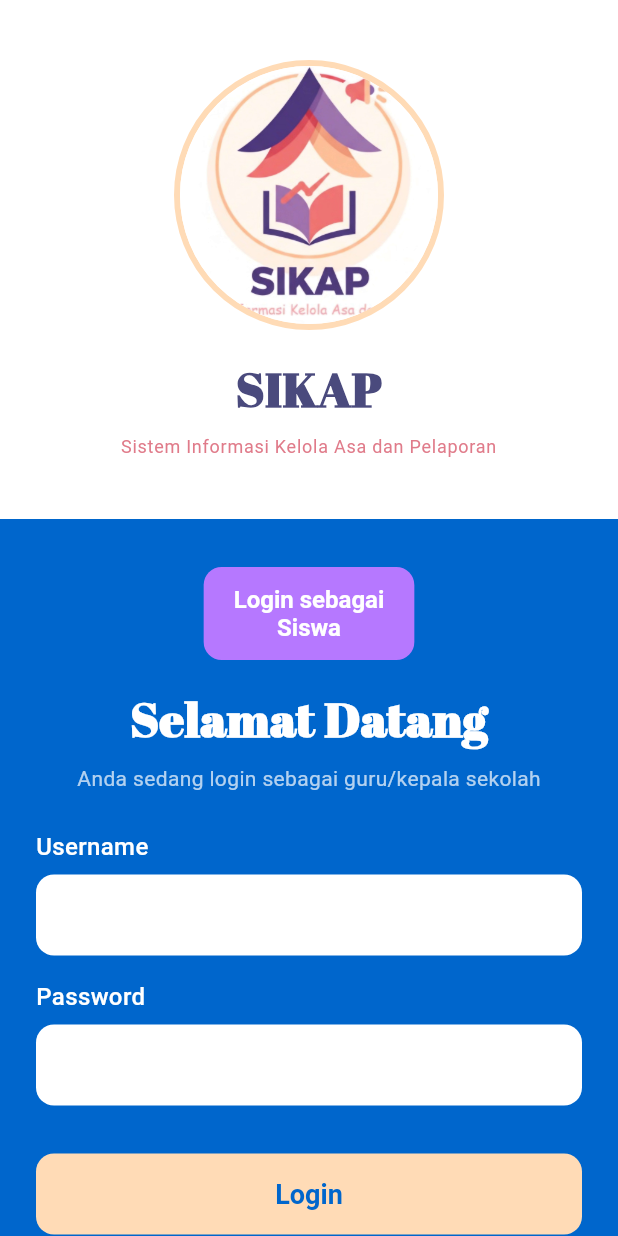
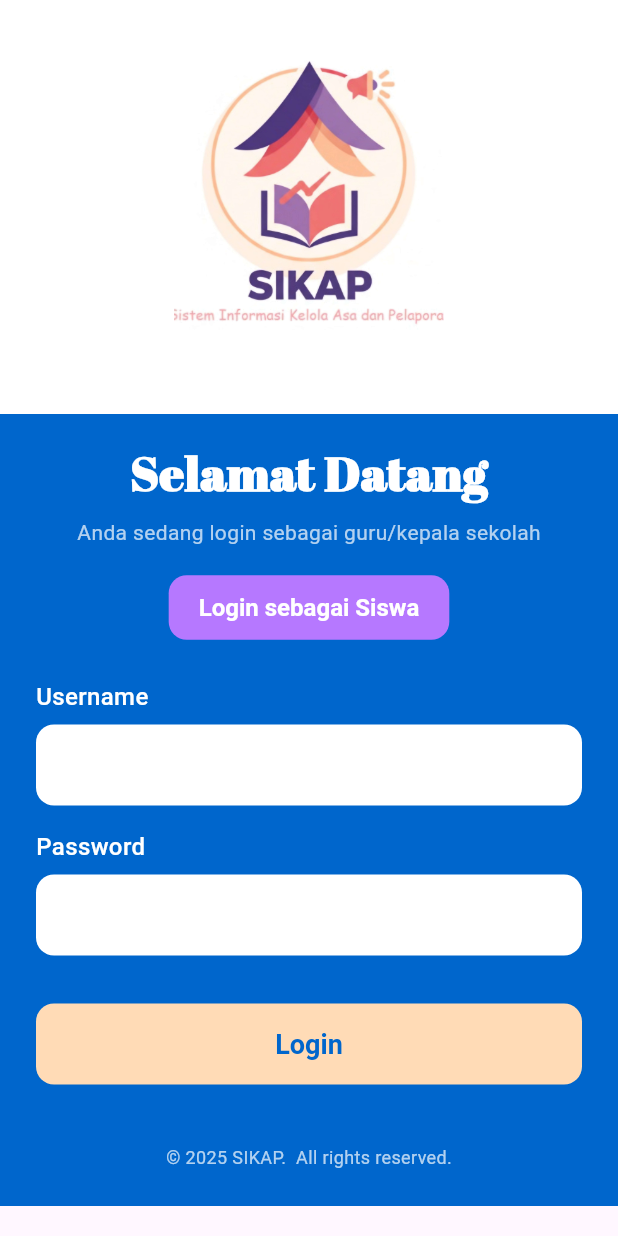
Before and after one commit to MBD-LIDM/SIKAP-frontend, a Flutter app: the screen it shows after launch, after a tap on an icon or button, on a phone screen of 412 x 824 dp. Run offline on Flutter 3.47's test engine with Material 3 defaults, Android fonts, the phone set to English and light mode, and no system bars; our stand-ins replace flutter_secure_storage, flutter_svg, google_fonts; missing offline and left inert: record; project files that could hold a hidden picture were left out.

Commit message:
Mengubah susunan tampilan login page

```diff
--- a/lib/features/authentication/presentation/pages/login_page.dart
+++ b/lib/features/authentication/presentation/pages/login_page.dart
@@ -107,39 +107,12 @@ class _LoginPageState extends State<LoginPage> {
                     Container(
                       width: 180,
                       height: 180,
-                      decoration: BoxDecoration(
-                        shape: BoxShape.circle,
-                        border: Border.all(
-                          color: const Color(0xFFFFDBB6),
-                          width: 4,
-                        ),
-                      ),
-                      child: ClipOval(
-                        child: Image.asset(
-                          'assets/icons/sikap_icon.jpg',
-                          fit: BoxFit.cover,
-                        ),
+                      child: Image.asset(
+                        'assets/icons/sikap_icon.jpg',
+                        fit: BoxFit.cover,
                       ),
                     ),
                     const SizedBox(height: 16),
-                    Text(
-                      'SIKAP',
-                      style: GoogleFonts.abrilFatface(
-                        fontSize: 32,
-                        fontWeight: FontWeight.bold,
-                        color: const Color(0xFF4A4A7D),
-                      ),
-                    ),
-                    const SizedBox(height: 8),
-                    Text(
-                      'Sistem Informasi Kelola Asa dan Pelaporan',
-                      textAlign: TextAlign.center,
-                      style: GoogleFonts.roboto(
-                        fontSize: 12,
-                        color: const Color(0xFFE07B8A),
-                        letterSpacing: 0.5,
-                      ),
-                    ),
                   ],
                 ),
               ),
@@ -150,7 +123,25 @@ class _LoginPageState extends State<LoginPage> {
                 decoration: const BoxDecoration(color: Color(0xFF0066CC)),
                 child: Column(
                   children: [
-                    const SizedBox(height: 32),
+                    const SizedBox(height: 16),
+                    Text(
+                      'Selamat Datang',
+                      style: GoogleFonts.abrilFatface(
+                        fontSize: 32,
+                        fontWeight: FontWeight.bold,
+                        color: Colors.white,
+                      ),
+                    ),
+                    const SizedBox(height: 8),
+                    Text(
+                      'Anda sedang login sebagai siswa',
+                      style: GoogleFonts.roboto(
+                        fontSize: 14,
+                        color: Colors.white70,
+                        fontWeight: FontWeight.w400,
+                      ),
+                    ),
+                    const SizedBox(height: 24),
                     // Tombol login guru/kepsek
                     Center(
                       child: ElevatedButton(
@@ -182,25 +173,6 @@ class _LoginPageState extends State<LoginPage> {
                       ),
                     ),
                     const SizedBox(height: 16),
-                    Text(
-                      'Selamat Datang',
-                      style: GoogleFonts.abrilFatface(
-                        fontSize: 32,
-                        fontWeight: FontWeight.bold,
-                        color: Colors.white,
-                      ),
-                    ),
-                    const SizedBox(height: 8),
-                    Text(
-                      'Anda sedang login sebagai siswa',
-                      style: GoogleFonts.roboto(
-                        fontSize: 14,
-                        color: Colors.white70,
-                        fontWeight: FontWeight.w400,
-                      ),
-                    ),
-                    const SizedBox(height: 24),
-
                     Padding(
                       padding: const EdgeInsets.symmetric(horizontal: 24),
                       child: Form(
--- a/lib/features/authentication/presentation/pages/teacher_login_page.dart
+++ b/lib/features/authentication/presentation/pages/teacher_login_page.dart
@@ -39,41 +39,12 @@ class _TeacherLoginPageState extends State<TeacherLoginPage> {
                     Container(
                       width: 180,
                       height: 180,
-                      decoration: BoxDecoration(
-                        shape: BoxShape.circle,
-                        border: Border.all(
-                          color: const Color(0xFFFFDBB6),
-                          width: 4,
-                        ),
-                      ),
-                      child: ClipOval(
-                        child: Image.asset(
-                          'assets/icons/sikap_icon.jpg',
-                          fit: BoxFit.cover,
-                        ),
+                      child: Image.asset(
+                        'assets/icons/sikap_icon.jpg',
+                        fit: BoxFit.cover,
                       ),
                     ),
                     const SizedBox(height: 16),
-                    // SIKAP text
-                    Text(
-                      'SIKAP',
-                      style: GoogleFonts.abrilFatface(
-                        fontSize: 32,
-                        fontWeight: FontWeight.bold,
-                        color: const Color(0xFF4A4A7D),
-                      ),
-                    ),
-                    const SizedBox(height: 8),
-                    // Subtitle
-                    Text(
-                      'Sistem Informasi Kelola Asa dan Pelaporan',
-                      textAlign: TextAlign.center,
-                      style: GoogleFonts.roboto(
-                        fontSize: 12,
-                        color: const Color(0xFFE07B8A),
-                        letterSpacing: 0.5,
-                      ),
-                    ),
                   ],
                 ),
               ),
@@ -85,8 +56,27 @@ class _TeacherLoginPageState extends State<TeacherLoginPage> {
                 ),
                 child: Column(
                   children: [
-                    const SizedBox(height: 32),
-                    // Toggle ke Siswa dipindah ke atas
+                    const SizedBox(height: 16),
+                    // Selamat Datang text
+                    Text(
+                      'Selamat Datang',
+                      style: GoogleFonts.abrilFatface(
+                        fontSize: 32,
+                        fontWeight: FontWeight.bold,
+                        color: Colors.white,
+                      ),
+                    ),
+                    const SizedBox(height: 8),
+                    // Keterangan role aktif
+                    Text(
+                      'Anda sedang login sebagai guru/kepala sekolah',
+                      style: GoogleFonts.roboto(
+                        fontSize: 14,
+                        color: Colors.white70,
+                        fontWeight: FontWeight.w400,
+                      ),
+                    ),
+                    const SizedBox(height: 16),
                     Center(
                       child: ElevatedButton(
                         onPressed: () {
@@ -107,33 +97,13 @@ class _TeacherLoginPageState extends State<TeacherLoginPage> {
                           padding: const EdgeInsets.symmetric(horizontal: 20, vertical: 12),
                         ),
                         child: Text(
-                          'Login sebagai\nSiswa',
+                          'Login sebagai Siswa',
                           textAlign: TextAlign.center,
                           style: GoogleFonts.roboto(
                             fontSize: 16,
                             fontWeight: FontWeight.w700,
                           ),
                         ),
-                      ),
-                    ),
-                    const SizedBox(height: 16),
-                    // Selamat Datang text
-                    Text(
-                      'Selamat Datang',
-                      style: GoogleFonts.abrilFatface(
-                        fontSize: 32,
-                        fontWeight: FontWeight.bold,
-                        color: Colors.white,
-                      ),
-                    ),
-                    const SizedBox(height: 8),
-                    // Keterangan role aktif
-                    Text(
-                      'Anda sedang login sebagai guru/kepala sekolah',
-                      style: GoogleFonts.roboto(
-                        fontSize: 14,
-                        color: Colors.white70,
-                        fontWeight: FontWeight.w400,
                       ),
                     ),
                     const SizedBox(height: 24),
```
